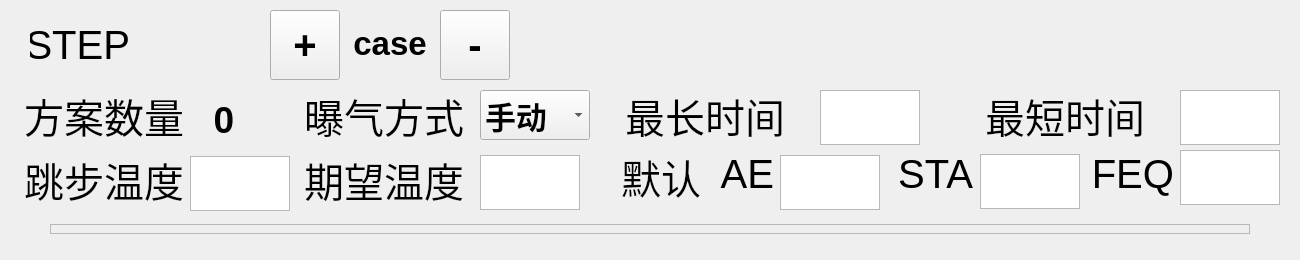
hqtecheptech/MagicPill, file Hqsw/ferstepform.ui: the form before one commit.
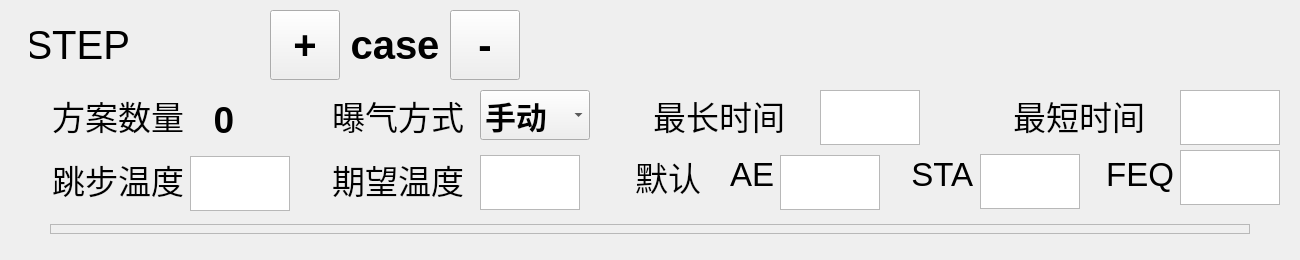
The form after the commit.

Patch:
```diff
--- a/Hqsw/ferstepform.ui
+++ b/Hqsw/ferstepform.ui
@@ -81,7 +81,7 @@
    </property>
    <property name="font">
     <font>
-     <pointsize>30</pointsize>
+     <pointsize>25</pointsize>
     </font>
    </property>
    <property name="text">
@@ -105,7 +105,7 @@
    </property>
    <property name="font">
     <font>
-     <pointsize>30</pointsize>
+     <pointsize>25</pointsize>
     </font>
    </property>
    <property name="text">
@@ -129,7 +129,7 @@
    </property>
    <property name="font">
     <font>
-     <pointsize>30</pointsize>
+     <pointsize>25</pointsize>
     </font>
    </property>
    <property name="text">
@@ -153,7 +153,7 @@
    </property>
    <property name="font">
     <font>
-     <pointsize>30</pointsize>
+     <pointsize>25</pointsize>
     </font>
    </property>
    <property name="text">
@@ -177,7 +177,7 @@
    </property>
    <property name="font">
     <font>
-     <pointsize>30</pointsize>
+     <pointsize>25</pointsize>
     </font>
    </property>
    <property name="text">
@@ -201,7 +201,7 @@
    </property>
    <property name="font">
     <font>
-     <pointsize>30</pointsize>
+     <pointsize>25</pointsize>
     </font>
    </property>
    <property name="text">
@@ -225,7 +225,7 @@
    </property>
    <property name="font">
     <font>
-     <pointsize>30</pointsize>
+     <pointsize>25</pointsize>
     </font>
    </property>
    <property name="text">
@@ -357,7 +357,7 @@
    </property>
    <property name="font">
     <font>
-     <pointsize>30</pointsize>
+     <pointsize>25</pointsize>
     </font>
    </property>
    <property name="text">
@@ -381,7 +381,7 @@
    </property>
    <property name="font">
     <font>
-     <pointsize>30</pointsize>
+     <pointsize>25</pointsize>
     </font>
    </property>
    <property name="text">
@@ -475,7 +475,7 @@
   <widget class="QPushButton" name="reduce_case_push_button">
    <property name="geometry">
     <rect>
-     <x>440</x>
+     <x>450</x>
      <y>10</y>
      <width>70</width>
      <height>70</height>
@@ -496,14 +496,14 @@
    <property name="geometry">
     <rect>
      <x>350</x>
-     <y>23</y>
-     <width>80</width>
-     <height>40</height>
+     <y>20</y>
+     <width>90</width>
+     <height>50</height>
     </rect>
    </property>
    <property name="font">
     <font>
-     <pointsize>25</pointsize>
+     <pointsize>30</pointsize>
      <weight>75</weight>
      <bold>true</bold>
     </font>
@@ -567,7 +567,7 @@
    </property>
    <property name="font">
     <font>
-     <pointsize>30</pointsize>
+     <pointsize>25</pointsize>
     </font>
    </property>
    <property name="text">
```
